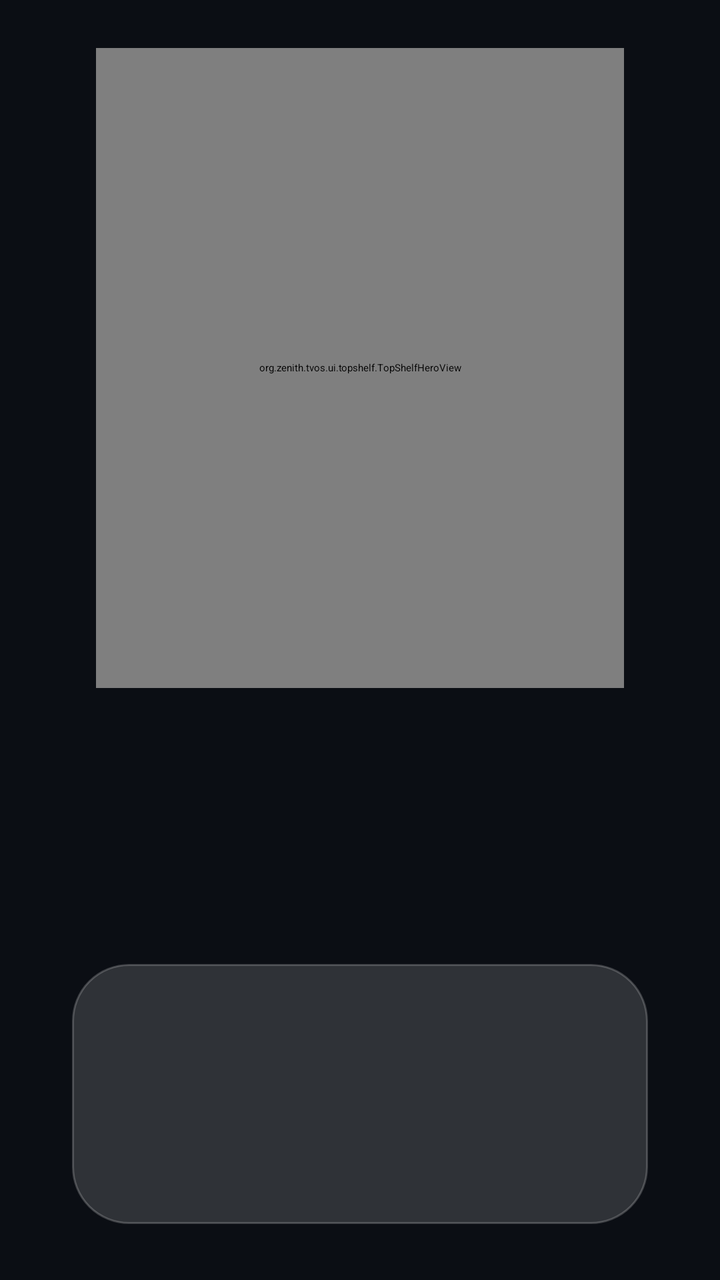
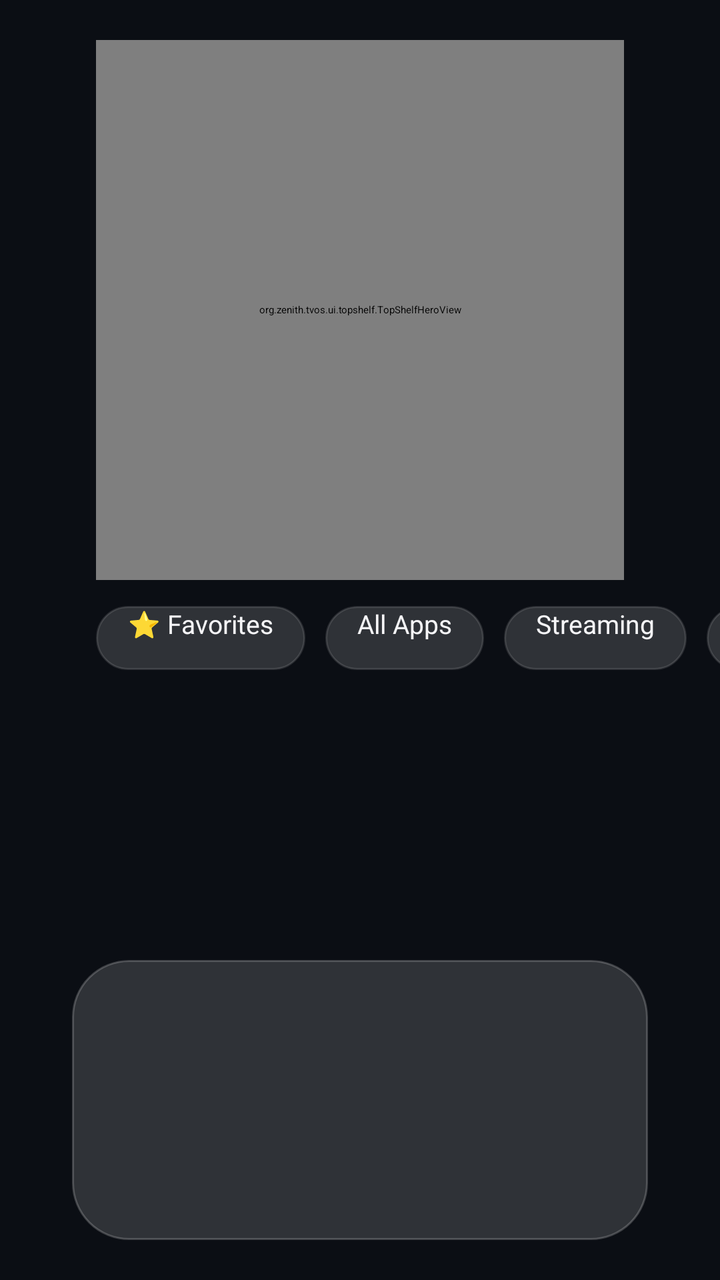

Before-and-after screenshots of an Android layout around one commit, followed by the original layout XML and the change that was made.
<!-- AndroidManifest.xml: activity theme Theme.ZenithTvOS.Launcher -->
<!-- res/layout/activity_main.xml -->
<?xml version="1.0" encoding="utf-8"?>
<RelativeLayout xmlns:android="http://schemas.android.com/apk/res/android"
    android:id="@+id/rootContainer"
    android:layout_width="match_parent"
    android:layout_height="match_parent"
    android:background="@color/tvos_background"
    android:clipChildren="false"
    android:clipToPadding="false">

    
    <org.zenith.tvos.ui.topshelf.TopShelfHeroView
        android:id="@+id/topShelfHero"
        android:layout_width="match_parent"
        android:layout_height="320dp"
        android:layout_alignParentTop="true"
        android:layout_marginHorizontal="48dp"
        android:layout_marginTop="24dp"
        android:clipChildren="false" />

    
    <TextView
        android:id="@+id/focusedAppName"
        android:layout_width="wrap_content"
        android:layout_height="wrap_content"
        android:layout_above="@id/dockContainer"
        android:layout_centerHorizontal="true"
        android:layout_marginBottom="12dp"
        android:fontFamily="sans-serif-medium"
        android:text=""
        android:textColor="@color/tvos_text_primary"
        android:textSize="18sp"
        android:alpha="0.9" />

    
    <FrameLayout
        android:id="@+id/dockContainer"
        android:layout_width="match_parent"
        android:layout_height="130dp"
        android:layout_alignParentBottom="true"
        android:layout_marginHorizontal="36dp"
        android:layout_marginBottom="28dp"
        android:background="@drawable/bg_frosted_dock"
        android:clipChildren="false"
        android:clipToPadding="false"
        android:paddingHorizontal="24dp"
        android:paddingVertical="8dp">

        <androidx.recyclerview.widget.RecyclerView
            android:id="@+id/appRecyclerView"
            android:layout_width="match_parent"
            android:layout_height="match_parent"
            android:clipChildren="false"
            android:clipToPadding="false"
            android:descendantFocusability="afterDescendants"
            android:overScrollMode="never" />

    </FrameLayout>

</RelativeLayout>
<!-- resources referenced by this layout -->
<resources>
  <color name="tvos_background">#0B0E14</color>
  <color name="tvos_text_primary">#F5F5F7</color>
  <!-- drawable bg_frosted_dock (drawable) -->
  <?xml version="1.0" encoding="utf-8"?>
  <shape xmlns:android="http://schemas.android.com/apk/res/android"
      android:shape="rectangle">
      <corners android:radius="28dp" />
      <solid android:color="#26FFFFFF" />
      <stroke
          android:width="1dp"
          android:color="#33FFFFFF" />
  </shape>
  <style name="Theme.ZenithTvOS.Launcher" parent="Theme.ZenithTvOS">
          <item name="android:windowShowWallpaper">false</item>
          <item name="android:windowDisablePreview">true</item>
          <item name="android:windowAnimationStyle">@null</item>
      </style>
  <style name="Theme.ZenithTvOS" parent="Theme.Leanback">
          <item name="android:windowBackground">@color/tvos_background</item>
          <item name="android:textColorPrimary">@color/tvos_text_primary</item>
          <item name="android:textColorSecondary">@color/tvos_text_secondary</item>
          <item name="android:windowNoTitle">true</item>
          <item name="android:windowFullscreen">true</item>
      </style>
  <color name="tvos_text_secondary">#8E8E93</color>
</resources>

<!-- the commit's change to res/layout/activity_main.xml (unified diff, before → after) -->
@@ -11,11 +11,123 @@
     <org.zenith.tvos.ui.topshelf.TopShelfHeroView
         android:id="@+id/topShelfHero"
         android:layout_width="match_parent"
-        android:layout_height="320dp"
+        android:layout_height="270dp"
         android:layout_alignParentTop="true"
         android:layout_marginHorizontal="48dp"
-        android:layout_marginTop="24dp"
+        android:layout_marginTop="20dp"
         android:clipChildren="false" />
+
+    
+    <HorizontalScrollView
+        android:id="@+id/categoryPillsScroll"
+        android:layout_width="match_parent"
+        android:layout_height="38dp"
+        android:layout_below="@id/topShelfHero"
+        android:layout_marginHorizontal="48dp"
+        android:layout_marginTop="10dp"
+        android:scrollbars="none"
+        android:overScrollMode="never">
+
+        <LinearLayout
+            android:id="@+id/categoryPillsLayout"
+            android:layout_width="wrap_content"
+            android:layout_height="match_parent"
+            android:gravity="center_vertical"
+            android:orientation="horizontal">
+
+            <Button
+                android:id="@+id/pillFavorites"
+                android:layout_width="wrap_content"
+                android:layout_height="32dp"
+                android:layout_marginEnd="10dp"
+                android:background="@drawable/bg_category_pill"
+                android:focusable="true"
+                android:paddingHorizontal="16dp"
+                android:text="⭐ Favorites"
+                android:textAllCaps="false"
+                android:textColor="@color/tvos_text_primary"
+                android:textSize="13sp" />
+
+            <Button
+                android:id="@+id/pillAll"
+                android:layout_width="wrap_content"
+                android:layout_height="32dp"
+                android:layout_marginEnd="10dp"
+                android:background="@drawable/bg_category_pill"
+                android:focusable="true"
+                android:paddingHorizontal="16dp"
+                android:text="All Apps"
+                android:textAllCaps="false"
+                android:textColor="@color/tvos_text_primary"
+                android:textSize="13sp" />
+
+            <Button
+                android:id="@+id/pillStreaming"
+                android:layout_width="wrap_content"
+                android:layout_height="32dp"
+                android:layout_marginEnd="10dp"
+                android:background="@drawable/bg_category_pill"
+                android:focusable="true"
+                android:paddingHorizontal="16dp"
+                android:text="Streaming"
+                android:textAllCaps="false"
+                android:textColor="@color/tvos_text_primary"
+                android:textSize="13sp" />
+
+            <Button
+                android:id="@+id/pillMusic"
+                android:layout_width="wrap_content"
+                android:layout_height="32dp"
+                android:layout_marginEnd="10dp"
+                android:background="@drawable/bg_category_pill"
+                android:focusable="true"
+                android:paddingHorizontal="16dp"
+                android:text="Music"
+                android:textAllCaps="false"
+                android:textColor="@color/tvos_text_primary"
+                android:textSize="13sp" />
+
+            <Button
+                android:id="@+id/pillGaming"
+                android:layout_width="wrap_content"
+                android:layout_height="32dp"
+                android:layout_marginEnd="10dp"
+                android:background="@drawable/bg_category_pill"
+                android:focusable="true"
+                android:paddingHorizontal="16dp"
+                android:text="Games"
+                android:textAllCaps="false"
+                android:textColor="@color/tvos_text_primary"
+                android:textSize="13sp" />
+
+            <Button
+                android:id="@+id/pillTools"
+                android:layout_width="wrap_content"
+                android:layout_height="32dp"
+                android:layout_marginEnd="10dp"
+                android:background="@drawable/bg_category_pill"
+                android:focusable="true"
+                android:paddingHorizontal="16dp"
+                android:text="Tools"
+                android:textAllCaps="false"
+                android:textColor="@color/tvos_text_primary"
+                android:textSize="13sp" />
+
+            <Button
+                android:id="@+id/pillSystem"
+                android:layout_width="wrap_content"
+                android:layout_height="32dp"
+                android:layout_marginEnd="10dp"
+                android:background="@drawable/bg_category_pill"
+                android:focusable="true"
+                android:paddingHorizontal="16dp"
+                android:text="System"
+                android:textAllCaps="false"
+                android:textColor="@color/tvos_text_primary"
+                android:textSize="13sp" />
+
+        </LinearLayout>
+    </HorizontalScrollView>
 
     
     <TextView
@@ -24,26 +136,26 @@
         android:layout_height="wrap_content"
         android:layout_above="@id/dockContainer"
         android:layout_centerHorizontal="true"
-        android:layout_marginBottom="12dp"
+        android:layout_marginBottom="8dp"
         android:fontFamily="sans-serif-medium"
         android:text=""
         android:textColor="@color/tvos_text_primary"
-        android:textSize="18sp"
+        android:textSize="16sp"
         android:alpha="0.9" />
 
     
     <FrameLayout
         android:id="@+id/dockContainer"
         android:layout_width="match_parent"
-        android:layout_height="130dp"
+        android:layout_height="140dp"
         android:layout_alignParentBottom="true"
         android:layout_marginHorizontal="36dp"
-        android:layout_marginBottom="28dp"
+        android:layout_marginBottom="20dp"
         android:background="@drawable/bg_frosted_dock"
         android:clipChildren="false"
         android:clipToPadding="false"
-        android:paddingHorizontal="24dp"
-        android:paddingVertical="8dp">
+        android:paddingHorizontal="20dp"
+        android:paddingVertical="6dp">
 
         <androidx.recyclerview.widget.RecyclerView
             android:id="@+id/appRecyclerView"
<!-- resource entries referenced after the edit -->
@@ -2,6 +2,31 @@
 <resources>
   <color name="tvos_background">#0B0E14</color>
   <color name="tvos_text_primary">#F5F5F7</color>
+  <!-- drawable bg_category_pill (drawable) -->
+  <?xml version="1.0" encoding="utf-8"?>
+  <selector xmlns:android="http://schemas.android.com/apk/res/android">
+      <item android:state_focused="true">
+          <shape android:shape="rectangle">
+              <corners android:radius="18dp" />
+              <solid android:color="#FFFFFFFF" />
+              <stroke android:width="2dp" android:color="#2997FF" />
+          </shape>
+      </item>
+      <item android:state_selected="true">
+          <shape android:shape="rectangle">
+              <corners android:radius="18dp" />
+              <solid android:color="#332997FF" />
+              <stroke android:width="1dp" android:color="#2997FF" />
+          </shape>
+      </item>
+      <item>
+          <shape android:shape="rectangle">
+              <corners android:radius="18dp" />
+              <solid android:color="#26FFFFFF" />
+              <stroke android:width="1dp" android:color="#20FFFFFF" />
+          </shape>
+      </item>
+  </selector>
   <!-- drawable bg_frosted_dock (drawable) -->
   <?xml version="1.0" encoding="utf-8"?>
   <shape xmlns:android="http://schemas.android.com/apk/res/android"
